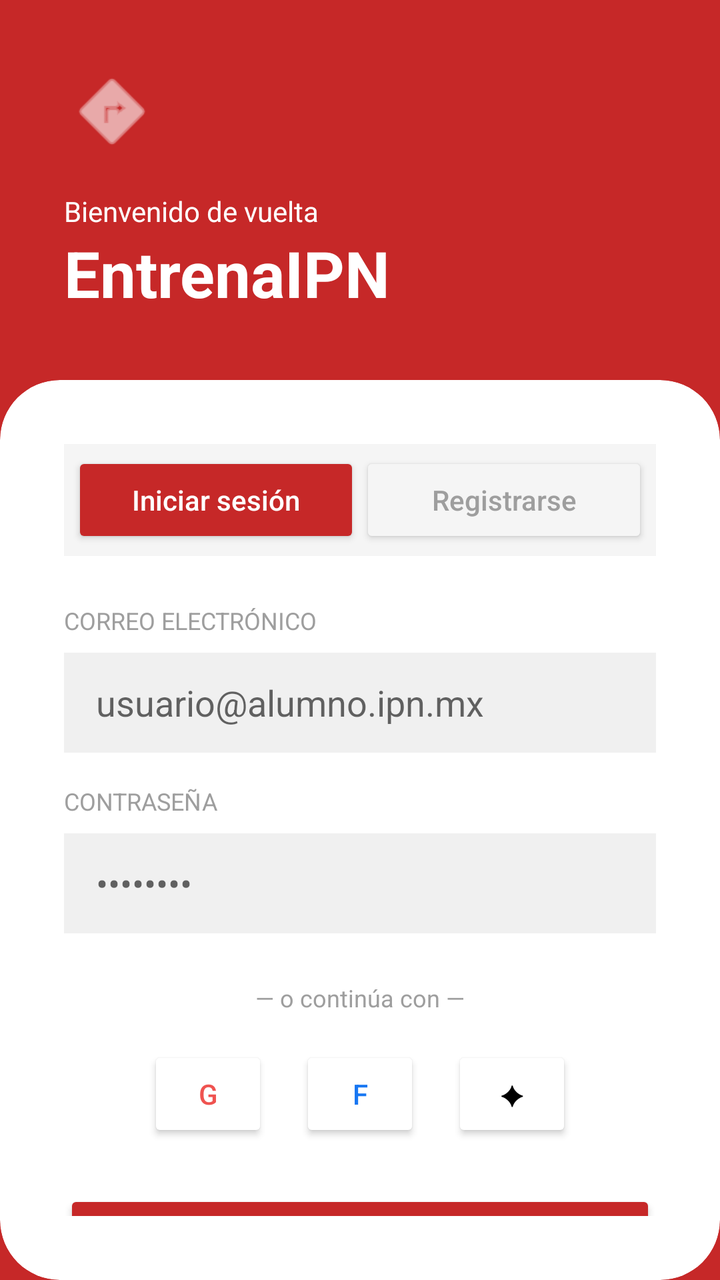
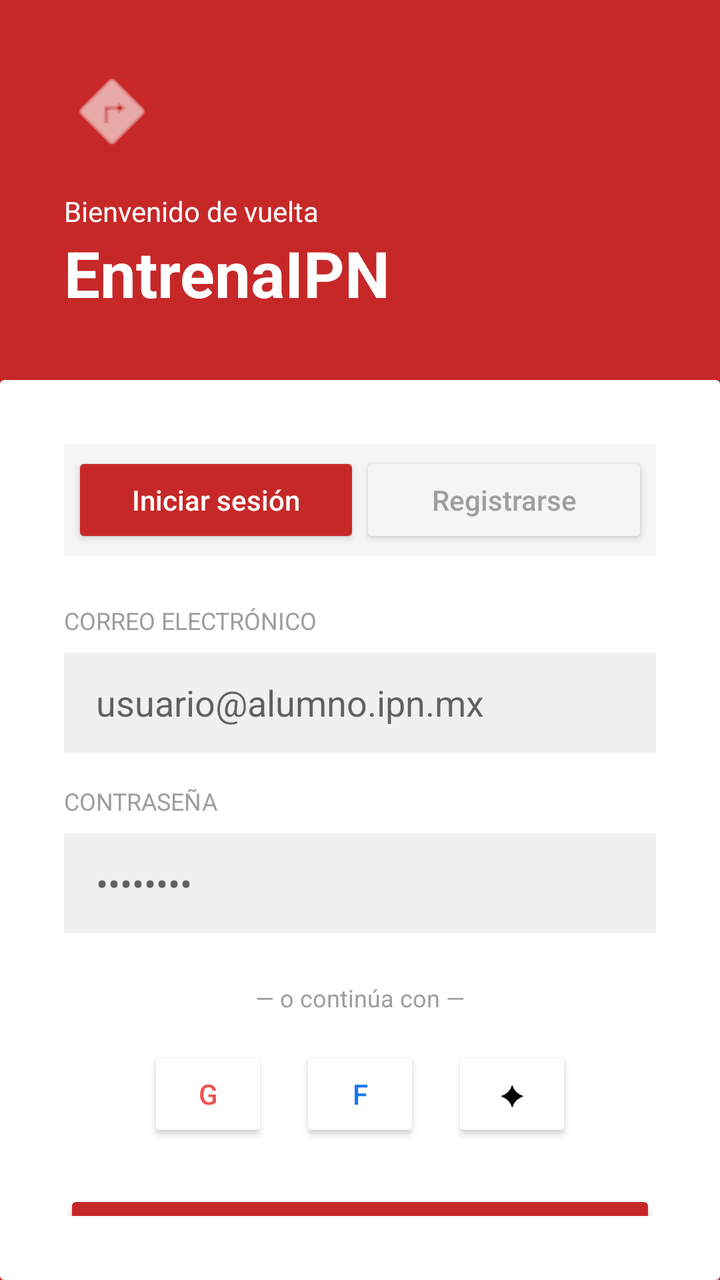

The first picture is an Android layout as it rendered before a commit; the second is the same layout after the commit. The layout source and the unified diff follow.
<!-- AndroidManifest.xml: application theme Theme.ActivaESCOM -->
<!-- res/layout/activity_login.xml -->
<?xml version="1.0" encoding="utf-8"?>
<androidx.constraintlayout.widget.ConstraintLayout xmlns:android="http://schemas.android.com/apk/res/android"
    xmlns:app="http://schemas.android.com/apk/res-auto"
    android:id="@+id/main"
    android:layout_width="match_parent"
    android:layout_height="match_parent"
    android:background="@color/red_1">

    <ImageView
        android:id="@+id/ic_run"
        android:layout_width="48dp"
        android:layout_height="48dp"
        android:layout_margin="32dp"
        android:src="@android:drawable/ic_menu_directions"
        app:tint="@color/white"
        app:layout_constraintStart_toStartOf="parent"
        app:layout_constraintTop_toTopOf="parent" />

    <TextView
        android:id="@+id/tv_welcome"
        android:layout_width="wrap_content"
        android:layout_height="wrap_content"
        android:layout_marginStart="32dp"
        android:layout_marginTop="16dp"
        android:text="Bienvenido de vuelta"
        android:textColor="@color/white"
        android:textSize="14sp"
        app:layout_constraintStart_toStartOf="parent"
        app:layout_constraintTop_toBottomOf="@id/ic_run" />

    <TextView
        android:id="@+id/tv_title"
        android:layout_width="wrap_content"
        android:layout_height="wrap_content"
        android:layout_marginStart="32dp"
        android:text="EntrenaIPN"
        android:textColor="@color/white"
        android:textSize="32sp"
        android:textStyle="bold"
        app:layout_constraintStart_toStartOf="parent"
        app:layout_constraintTop_toBottomOf="@id/tv_welcome" />

    <androidx.cardview.widget.CardView
        android:layout_width="match_parent"
        android:layout_height="0dp"
        android:layout_marginTop="32dp"
        app:cardCornerRadius="30dp"
        app:cardElevation="0dp"
        app:layout_constraintBottom_toBottomOf="parent"
        app:layout_constraintTop_toBottomOf="@id/tv_title">

        <LinearLayout
            android:layout_width="match_parent"
            android:layout_height="match_parent"
            android:orientation="vertical"
            android:padding="32dp">

            
            <LinearLayout
                android:layout_width="match_parent"
                android:layout_height="wrap_content"
                android:background="@color/gray_background"
                android:orientation="horizontal"
                android:padding="4dp">

                <Button
                    android:id="@+id/btnTabLogin"
                    android:layout_width="0dp"
                    android:layout_height="wrap_content"
                    android:layout_weight="1"
                    android:backgroundTint="@color/red_1"
                    android:text="Iniciar sesión"
                    android:textAllCaps="false"
                    android:textColor="@color/white" />

                <Button
                    android:id="@+id/btnTabRegister"
                    android:layout_width="0dp"
                    android:layout_height="wrap_content"
                    android:layout_weight="1"
                    android:backgroundTint="@color/gray_background"
                    android:elevation="0dp"
                    android:text="Registrarse"
                    android:textAllCaps="false"
                    android:textColor="@color/gray_text" />
            </LinearLayout>

            <TextView
                android:layout_width="wrap_content"
                android:layout_height="wrap_content"
                android:layout_marginTop="24dp"
                android:text="CORREO ELECTRÓNICO"
                android:textColor="@color/gray_text"
                android:textSize="12sp" />

            <EditText
                android:id="@+id/etEmail"
                android:layout_width="match_parent"
                android:layout_height="50dp"
                android:layout_marginTop="8dp"
                android:background="#F0F0F0"
                android:hint="usuario@alumno.ipn.mx"
                android:inputType="textEmailAddress"
                android:paddingHorizontal="16dp" />

            <TextView
                android:layout_width="wrap_content"
                android:layout_height="wrap_content"
                android:layout_marginTop="16dp"
                android:text="CONTRASEÑA"
                android:textColor="@color/gray_text"
                android:textSize="12sp" />

            <EditText
                android:id="@+id/etPassword"
                android:layout_width="match_parent"
                android:layout_height="50dp"
                android:layout_marginTop="8dp"
                android:background="#F0F0F0"
                android:hint="••••••••"
                android:inputType="textPassword"
                android:paddingHorizontal="16dp" />

            <TextView
                android:layout_width="match_parent"
                android:layout_height="wrap_content"
                android:layout_marginTop="24dp"
                android:gravity="center"
                android:text="— o continúa con —"
                android:textColor="@color/gray_text"
                android:textSize="12sp" />

            <LinearLayout
                android:layout_width="match_parent"
                android:layout_height="wrap_content"
                android:layout_marginTop="16dp"
                android:gravity="center"
                android:orientation="horizontal">

                <Button
                    android:layout_width="60dp"
                    android:layout_height="wrap_content"
                    android:layout_marginEnd="16dp"
                    android:backgroundTint="@color/white"
                    android:text="G"
                    android:textColor="@color/red_3" />

                <Button
                    android:layout_width="60dp"
                    android:layout_height="wrap_content"
                    android:layout_marginEnd="16dp"
                    android:backgroundTint="@color/white"
                    android:text="f"
                    android:textColor="#1877F2" />

                <Button
                    android:layout_width="60dp"
                    android:layout_height="wrap_content"
                    android:backgroundTint="@color/white"
                    android:text="✦"
                    android:textColor="@color/black" />
            </LinearLayout>

            <Button
                android:id="@+id/btnEntrar"
                android:layout_width="match_parent"
                android:layout_height="60dp"
                android:layout_marginTop="24dp"
                android:backgroundTint="@color/red_1"
                android:text="ENTRAR"
                android:textColor="@color/white"
                android:textStyle="bold" />

            <TextView
                android:layout_width="match_parent"
                android:layout_height="wrap_content"
                android:layout_marginTop="16dp"
                android:gravity="center"
                android:text="Olvidé mi contraseña"
                android:textColor="@color/gray_text"
                android:textSize="12sp" />

        </LinearLayout>
    </androidx.cardview.widget.CardView>
</androidx.constraintlayout.widget.ConstraintLayout>
<!-- resources referenced by this layout -->
<resources>
  <color name="black">#FF000000</color>
  <color name="gray_background">#F5F5F5</color>
  <color name="gray_text">#9E9E9E</color>
  <color name="red_1">#C62828</color>
  <color name="red_3">#EF5350</color>
  <color name="white">#FFFFFFFF</color>
  <style name="Theme.ActivaESCOM" parent="Base.Theme.ActivaESCOM">
      </style>
  <style name="Base.Theme.ActivaESCOM" parent="Theme.MaterialComponents.DayNight.NoActionBar">
      </style>
</resources>

<!-- the commit's change to res/layout/activity_login.xml (unified diff, before → after) -->
@@ -44,7 +44,6 @@
         android:layout_width="match_parent"
         android:layout_height="0dp"
         android:layout_marginTop="32dp"
-        app:cardCornerRadius="30dp"
         app:cardElevation="0dp"
         app:layout_constraintBottom_toBottomOf="parent"
         app:layout_constraintTop_toBottomOf="@id/tv_title">
